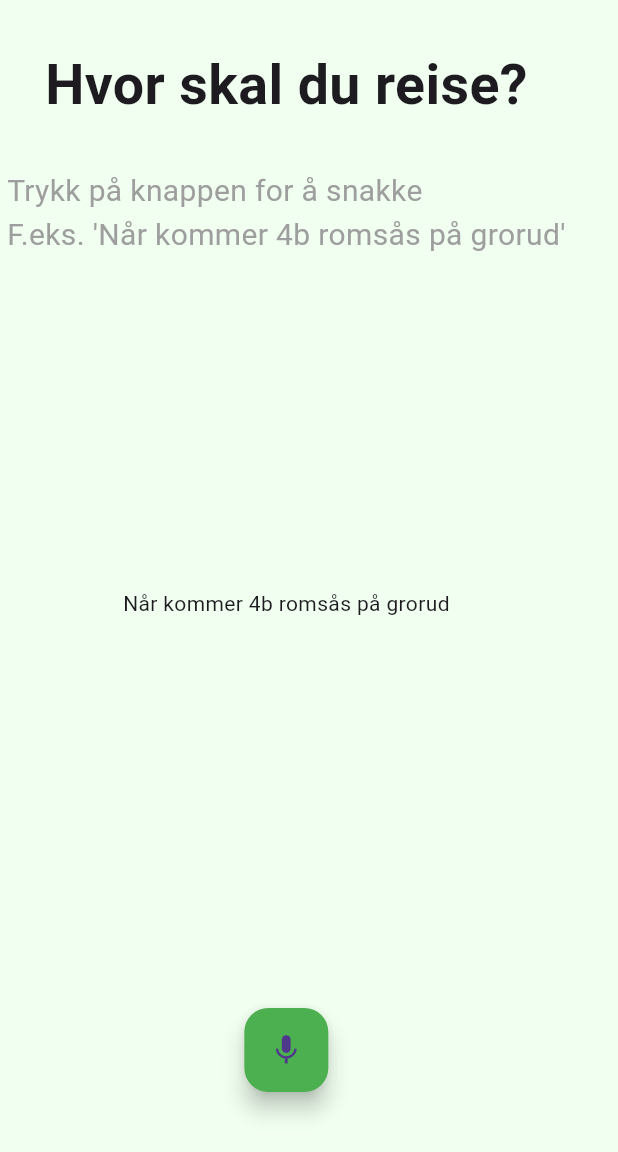
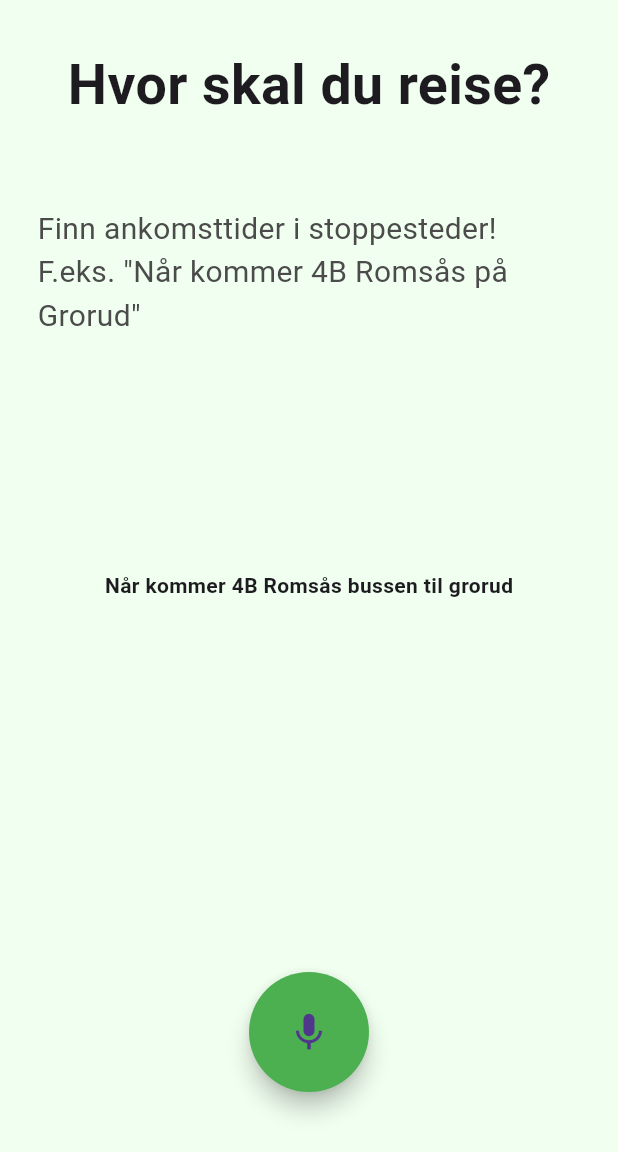
Before and after one commit to chipzymango/avgangsoppleser, a Flutter app: the screen it shows after launch, after a tap on the "mic none" icon, on a phone screen of 412 x 824 dp, the part 84-1236 px from its top. Run offline on Flutter 3.47's test engine with Material 3 defaults, Android fonts, the phone set to English and light mode, and no system bars; our stand-ins replace flutter_tts, speech_to_text; missing offline and left inert: nlp.

Commit message:
minor tweaks

```diff
--- a/lib/main.dart
+++ b/lib/main.dart
@@ -4,6 +4,12 @@
 import 'format_time.dart';
 import 'package:nlp/nlp.dart';
 import 'package:flutter_tts/flutter_tts.dart';
+
+String testQuery = "Når kommer 4B Romsås bussen til grorud";
+
+Map <String, String> correctionMap = {
+  "årsbråten": "åsbråten",
+};
 
 void main() {
   // program starts executing here
@@ -35,7 +41,7 @@
 class _SpeechScreenState extends State<SpeechScreen> {
   late stt.SpeechToText _speech;
   bool _isListening = false;
-  String _text = "Når kommer 4b romsås på grorud";
+  String _text = testQuery;
 
   FlutterTts _flutterTts = FlutterTts();
   Map? _currentVoice;
@@ -56,7 +62,7 @@
         _voices =
         _voices.where((_voice) => _voice["name"].contains("no")).toList();
       setState(() {
-        _currentVoice = _voices[_voices.length];
+        _currentVoice = _voices[7];
         setVoice(_currentVoice!);
       });
 
@@ -96,29 +102,38 @@
           ),
           Expanded(
             child: Container(
+              padding: const EdgeInsets.all(25.0),
               child: const Text(
-                "Trykk på knappen for å snakke\nF.eks. 'Når kommer 4b romsås på grorud'",
+                'Finn ankomsttider i stoppesteder! \nF.eks. "Når kommer 4B Romsås på Grorud"',
                 style: TextStyle(
                   fontSize: 20,
-                  color: Colors.grey
+                  color: Color.fromARGB(255, 75, 75, 75),
                   )
               )
             )
+
           ),
           Expanded(
             child: Text(
-              _text
+              _text,
+              style: TextStyle(
+                fontWeight: FontWeight.w700
+                )
             )
           ),
 
           Container(
             padding: const EdgeInsets.fromLTRB(0,0,0,40.0),
+            width: 120,
+            height: 120,
             child: FloatingActionButton(
               onPressed: _listen ,
               backgroundColor: Colors.green,
-              child: Icon(_isListening ? Icons.mic : Icons.mic_none),
+              child: Icon(_isListening ? Icons.mic : Icons.mic_none, size: 30),
+              shape: const CircleBorder(),
+
+
             ),
-
           ),
       ])
     );
@@ -134,6 +149,7 @@
 
       if (available) {
         setState(() => _isListening = true);
+        _flutterTts.stop();
         _speech.listen(
           onResult: (val) => setState(() {
             _text = val.recognizedWords; // each recognized word in text
@@ -152,8 +168,8 @@
     String stopPlaceId = await fetchStopPlaceId(stopPlace);
     Map<String, String?> stopPlaceProperties = await getStopPlaceProperties(stopPlaceId, routeNumber: routeNumber, routeName: routeName);
     if (stopPlaceProperties.keys.first == "Error") {
-      setState(() => _text = "Error: ${stopPlaceProperties.values.first}");
-      _flutterTts.speak("Det oppsto en feil");
+      setState(() => _text = "${stopPlaceProperties.values.first}");
+      _flutterTts.speak(_text);
 
     }
     else {
@@ -162,34 +178,34 @@
         setState(() {
           _text = response;
         });
-        _flutterTts.speak(response);
+        _flutterTts.speak("Nærmeste ankomst er om. ${formatTimeToMins(stopPlaceProperties["nearestArrivalTime"])}");
       }
       else if (routeNumber != null) {
         String response = "Nærmeste ankomst av rute $routeNumber er ${formatTimeToMins(stopPlaceProperties["nearestArrivalTime"])}";
         setState(() {
           _text = response;
         });
-        _flutterTts.speak(response);
+        _flutterTts.speak("Nærmeste ankomst er om. ${formatTimeToMins(stopPlaceProperties["nearestArrivalTime"])}");
       }
       else if (routeName != null) {
         String response = "Nærmeste ankomst av ruten mot $routeName er ${formatTimeToMins(stopPlaceProperties["nearestArrivalTime"])}";
         setState(() {
           _text = response;
         });
-        _flutterTts.speak(response);
+        _flutterTts.speak("Nærmeste ankomst er om. ${formatTimeToMins(stopPlaceProperties["nearestArrivalTime"])}");
       }
       else {
         String response = "Nærmeste ankomst er ${formatTimeToMins(stopPlaceProperties["nearestArrivalTime"])}";
         setState(() {
           _text = response;
         });
-        _flutterTts.speak(response);
+        _flutterTts.speak("Nærmeste ankomst er om. ${formatTimeToMins(stopPlaceProperties["nearestArrivalTime"])}");
       }
     }
   }
 
   void _handleSpeech(String text) {
-  final routeNumberPattern = RegExp(r'\b\d{1,3}[A-Za-z]?\b');
+    final routeNumberPattern = RegExp(r'\b\d{1,3}[A-Za-z]?\b');
     final stopPlacePattern = RegExp(r'\b(?:stopp|holdeplass|stasjon|ved|på|til|i)\s+([\wæøåÆØÅ\s]+)', caseSensitive: false);
     final onlyRouteNamePattern = RegExp(r'kommer\s+([\wæøåÆØÅ\s]+?)\s*(?:på|til|ved|i|$)', caseSensitive: false);
     final routeNumberAndNamePattern = RegExp(r'(\d{1,3}[A-Za-z]?)\s+([\wæøåÆØÅ\s]+?)(?:\s+(på|til|ved|i|$))', caseSensitive: false);
@@ -220,9 +236,10 @@
       }
     } else {
       setState(() {
-        _text = "Klarte ikke å finne noe stoppested. \nPrøv å si det på en annen måte.";
+        _text = "Du har ikke nevnt noe stoppested. Hvilken holdeplass / stasjon skal ruten ankomme?";
       });
-      _flutterTts.speak(_text);
+      _flutterTts.speak("Du har ikke nevnt navnet på noe stoppested");
+
     }
   }
 }
```
Also changed, not shown: lib/apiservice.dart (+14 -16 lines).
